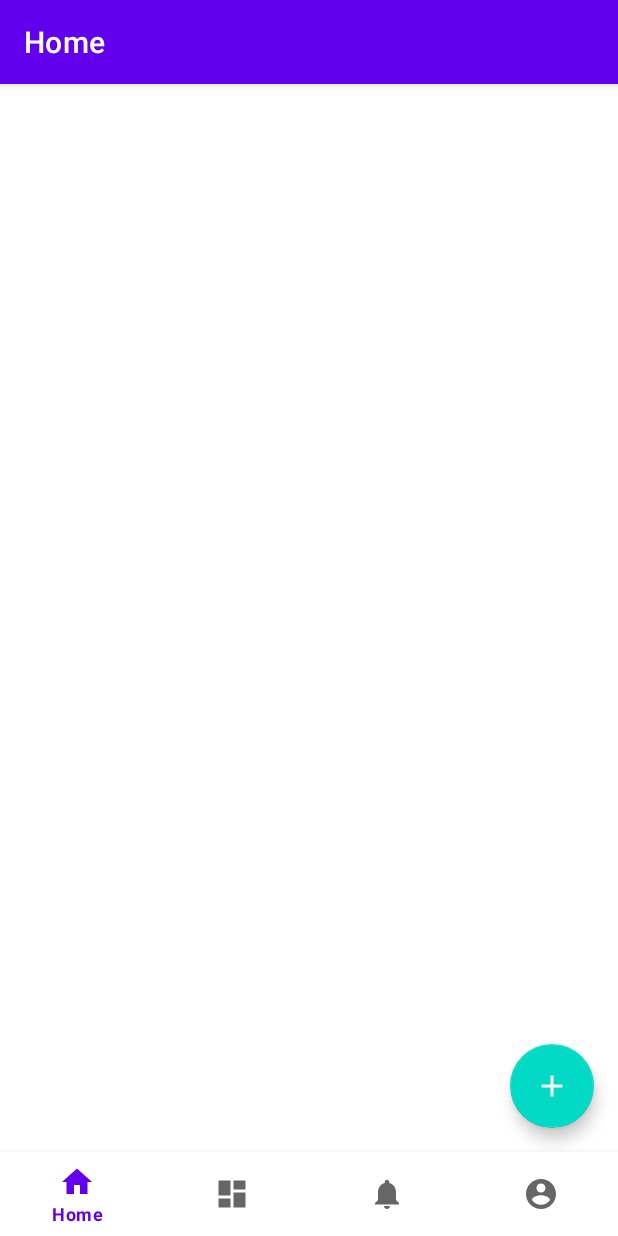
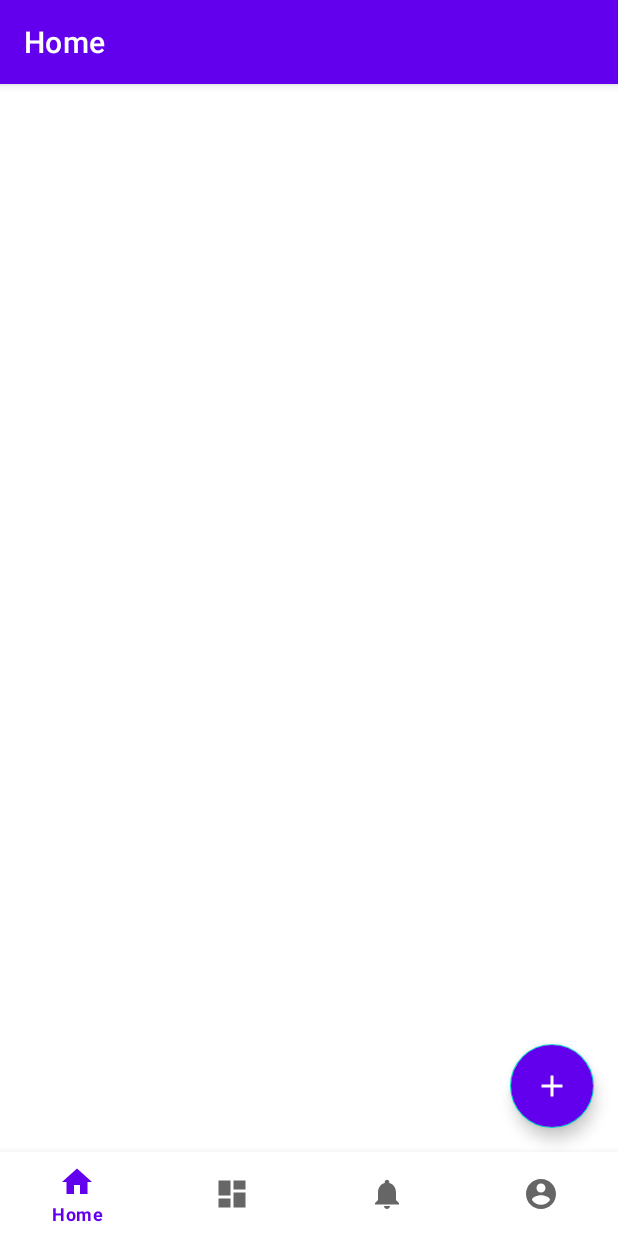
Before and after one commit to itishn1k/Task, an Android app: the screen it shows after launch (MainActivity), on a phone screen of 412 x 824 dp. Run offline under Robolectric (Android 15) with nearby library versions, the phone set to English and light mode, and no system bars; our stand-ins replace navigation-ui.

Commit message:
начало

```diff
--- a/app/build.gradle
+++ b/app/build.gradle
@@ -48,4 +48,5 @@ dependencies {
     testImplementation 'junit:junit:4.13.2'
     androidTestImplementation 'androidx.test.ext:junit:1.1.4'
     androidTestImplementation 'androidx.test.espresso:espresso-core:3.5.0'
+    implementation 'de.hdodenhof:circleimageview:3.1.0'
 }
--- a/app/src/main/java/com/example/task/ui/profile/ProfileFragment.kt
+++ b/app/src/main/java/com/example/task/ui/profile/ProfileFragment.kt
@@ -8,7 +8,6 @@ import android.provider.MediaStore
 import android.view.LayoutInflater
 import android.view.View
 import android.view.ViewGroup
-import android.widget.Toast
 import androidx.annotation.RequiresApi
 import androidx.fragment.app.Fragment
 import com.example.task.databinding.FragmentProfileBinding
--- a/app/src/main/res/layout/fragment_home.xml
+++ b/app/src/main/res/layout/fragment_home.xml
@@ -17,6 +17,7 @@
     <com.google.android.material.floatingactionbutton.FloatingActionButton
         android:src="@drawable/ic_baseline_add_24"
         android:id="@+id/fab"
+        android:backgroundTint="@color/purple_500"
         android:layout_width="wrap_content"
         android:layout_height="wrap_content"
         app:layout_constraintBottom_toBottomOf="parent"
--- a/app/src/main/res/navigation/mobile_navigation.xml
+++ b/app/src/main/res/navigation/mobile_navigation.xml
@@ -26,7 +26,7 @@
     <fragment
         android:id="@+id/navigation_profile"
         android:name="com.example.task.ui.profile.ProfileFragment"
-        android:label="Profile"
+        android:label="@string/title_profile"
         tools:layout="@layout/fragment_profile" />
 
     <fragment
--- a/app/src/main/res/values/strings.xml
+++ b/app/src/main/res/values/strings.xml
@@ -4,7 +4,6 @@
     <string name="title_dashboard">Dashboard</string>
     <string name="title_notifications">Notifications</string>
     <string name="profile">Profile</string>
-    <!-- TODO: Remove or change this placeholder text -->
     <string name="hello_blank_fragment">Hello blank fragment</string>
     <string name="text_here">Text here</string>
     <string name="title">Title</string>
@@ -13,4 +12,5 @@
     <string name="something">Something</string>
     <string name="name">Name</string>
     <string name="enter_name">Enter name</string>
+    <string name="title_profile">Profile</string>
 </resources>
```
Also changed, not shown: app/src/main/java/com/example/task/ui/onBoarding/OnBoardingFragment.kt (added, +23 -0 lines), app/src/main/res/layout/fragment_on_boarding.xml (added, +13 -0 lines).
